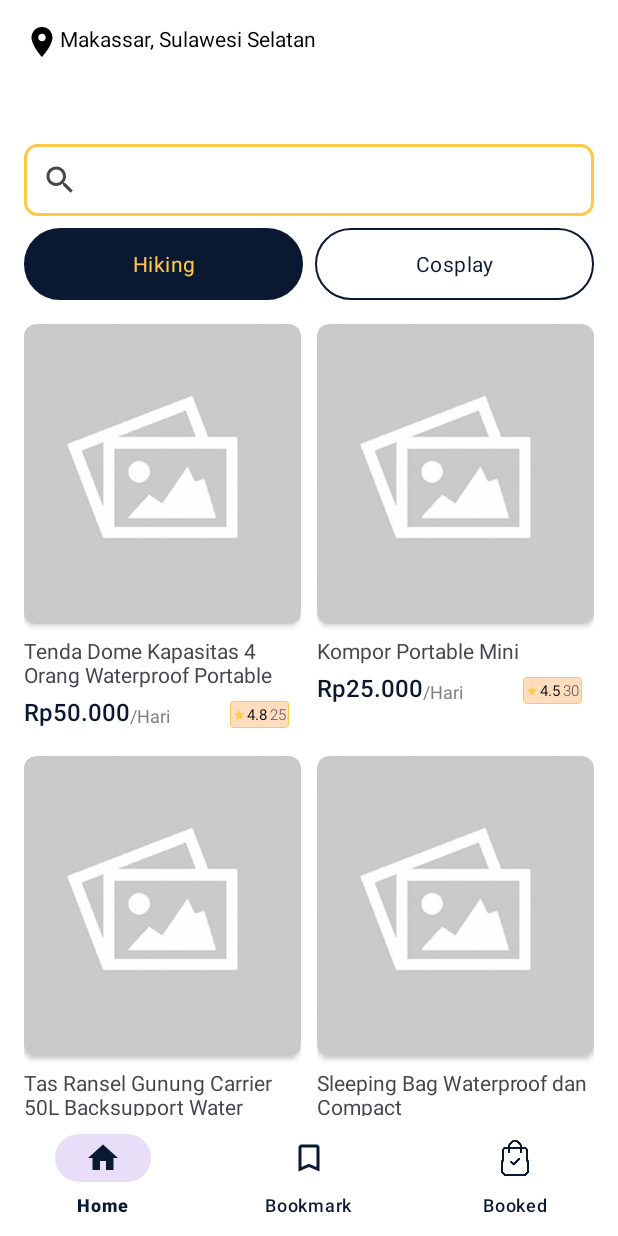
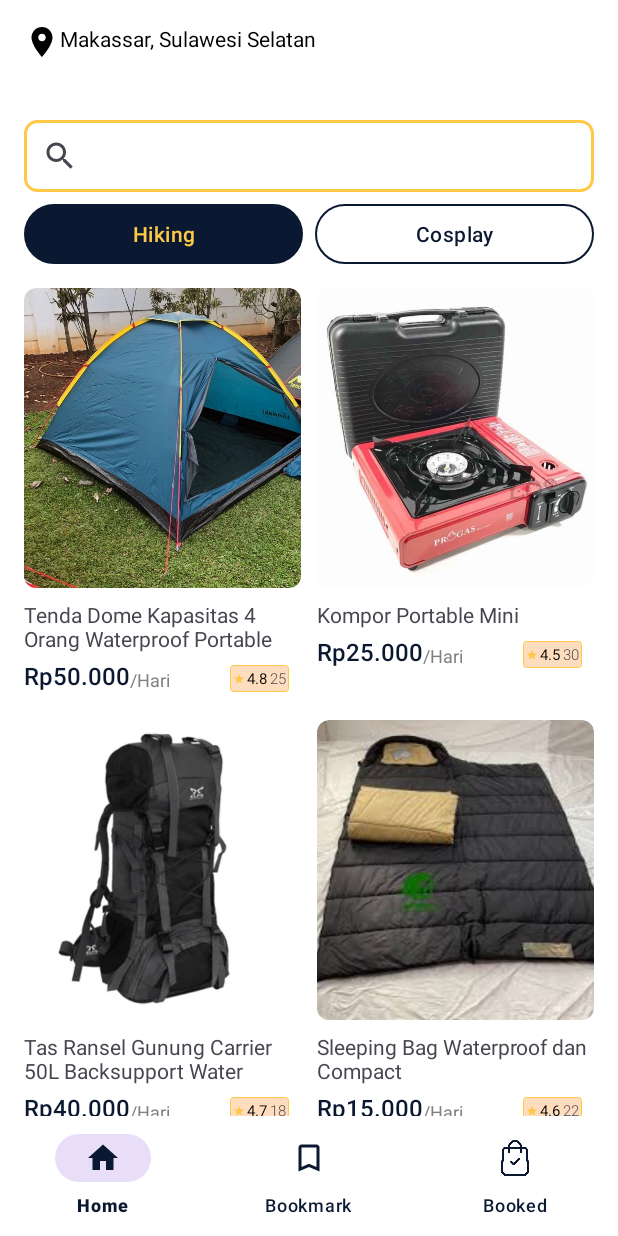
Before and after one commit to Rentby/rentby-mobile-app, an Android app: the MainActivity screen opened directly, with no data from a screen before it, on a phone screen of 412 x 824 dp. Run offline under Robolectric (Android 15) with nearby library versions, the light colour scheme and no system bars; our stand-ins replace Firebase (no records; nobody signed in at launch, a user with empty details on screens opened directly); pictures from the network do not load; 1 statement that could not run was skipped.

Commit message:
feat: product mock data image

```diff
--- a/app/src/main/java/com/rentby/rentbymobile/data/mock/ProductList.kt
+++ b/app/src/main/java/com/rentby/rentbymobile/data/mock/ProductList.kt
@@ -6,16 +6,16 @@ import com.rentby.rentbymobile.data.model.Product
 object ProductList {
     fun getProducts(): ArrayList<Product> {
         return arrayListOf(
-            Product("1", "Tenda Dome Kapasitas 4 Orang Waterproof Portable", "50.000", 4.8f, 25, R.drawable.default_image),
-            Product("2", "Kompor Portable Mini", "25.000", 4.5f, 30, R.drawable.default_image),
-            Product("3", "Tas Ransel Gunung Carrier 50L Backsupport Water Resistant", "40.000", 4.7f, 18, R.drawable.default_image),
-            Product("4", "Sleeping Bag Waterproof dan Compact", "15.000", 4.6f, 22, R.drawable.default_image),
-            Product("5", "Matras Gulung Camping Portable", "10.000", 4.2f, 35, R.drawable.default_image),
-            Product("6", "Lampu Tenda LED Rechargeable", "20.000", 4.3f, 40, R.drawable.default_image),
-            Product("7", "Alat Masak Portable Set untuk Camping", "30.000", 4.5f, 12, R.drawable.default_image),
-            Product("8", "Jas Hujan Ponco Ultralight", "12.000", 4.1f, 28, R.drawable.default_image),
-            Product("9", "Trekking Pole Adjustable Aluminium", "18.000", 4.4f, 15, R.drawable.default_image),
-            Product("10", "Filter Air Portable untuk Mendaki", "35.000", 4.8f, 10, R.drawable.default_image)
+            Product("1", "Tenda Dome Kapasitas 4 Orang Waterproof Portable", "50.000", 4.8f, 25, R.drawable.tenda),
+            Product("2", "Kompor Portable Mini", "25.000", 4.5f, 30, R.drawable.kompor),
+            Product("3", "Tas Ransel Gunung Carrier 50L Backsupport Water Resistant", "40.000", 4.7f, 18, R.drawable.carrier),
+            Product("4", "Sleeping Bag Waterproof dan Compact", "15.000", 4.6f, 22, R.drawable.sleeping_bag),
+            Product("5", "Matras Gulung Camping Portable", "10.000", 4.2f, 35, R.drawable.matras),
+            Product("6", "Lampu Tenda LED Rechargeable", "20.000", 4.3f, 40, R.drawable.lampu),
+            Product("7", "Alat Masak Portable Set untuk Camping", "30.000", 4.5f, 12, R.drawable.kompor),
+            Product("8", "Jas Hujan Ponco Ultralight", "12.000", 4.1f, 28, R.drawable.jas_hujan),
+            Product("9", "Trekking Pole Adjustable Aluminium", "18.000", 4.4f, 15, R.drawable.terkking_pole),
+            Product("10", "Filter Air Portable untuk Mendaki", "35.000", 4.8f, 10, R.drawable.filter_air)
         )
     }
 }
--- a/app/src/main/res/layout/activity_main.xml
+++ b/app/src/main/res/layout/activity_main.xml
@@ -49,7 +49,8 @@
         android:layout_width="match_parent"
         android:layout_height="wrap_content"
         android:orientation="vertical"
-        android:padding="16dp">
+        android:paddingStart="16dp"
+        android:paddingEnd="16dp">
 
         <SearchView
             android:layout_width="match_parent"
@@ -76,11 +77,12 @@
                 <RadioButton
                     android:id="@+id/radio0"
                     android:layout_width="match_parent"
-                    android:layout_height="wrap_content"
+                    android:layout_height="40dp"
                     android:layout_weight=".5"
                     android:background="@drawable/radio_flat_selector"
                     android:button="@android:color/transparent"
                     android:checked="true"
+                    android:fontFamily="sans-serif-medium"
                     android:gravity="center"
                     android:paddingLeft="16dp"
                     android:paddingTop="3dp"
@@ -96,10 +98,11 @@
                 <RadioButton
                     android:id="@+id/radio1"
                     android:layout_width="match_parent"
-                    android:layout_height="wrap_content"
+                    android:layout_height="40dp"
                     android:layout_weight=".5"
                     android:background="@drawable/radio_flat_selector"
                     android:button="@android:color/transparent"
+                    android:fontFamily="sans-serif-medium"
                     android:gravity="center"
                     android:paddingLeft="16dp"
                     android:paddingTop="3dp"
@@ -116,6 +119,7 @@
         android:layout_width="match_parent"
         android:layout_height="0dp"
         android:layout_marginStart="16dp"
+        android:layout_marginTop="16dp"
         android:layout_marginEnd="16dp"
         android:layout_weight="1"
         android:scrollbars="none" />
--- a/app/src/main/res/layout/item_product.xml
+++ b/app/src/main/res/layout/item_product.xml
@@ -21,7 +21,8 @@
         <androidx.cardview.widget.CardView
             android:layout_width="match_parent"
             android:layout_height="match_parent"
-            card_view:cardCornerRadius="8dp">
+            card_view:cardCornerRadius="8dp"
+            card_view:cardElevation="0dp">
 
             <ImageView
                 android:id="@+id/item_image"
```
Also changed, not shown: app/src/main/res/drawable/carrier.jpeg (added), app/src/main/res/drawable/filter_air.jpg (added), app/src/main/res/drawable/jas_hujan.jpg (added), app/src/main/res/drawable/kompor.jpg (added), app/src/main/res/drawable/lampu.jpg (added), app/src/main/res/drawable/matras.jpg (added), app/src/main/res/drawable/sleeping_bag.jpeg (added), app/src/main/res/drawable/tenda.webp (added), app/src/main/res/drawable/terkking_pole.jpg (added).
